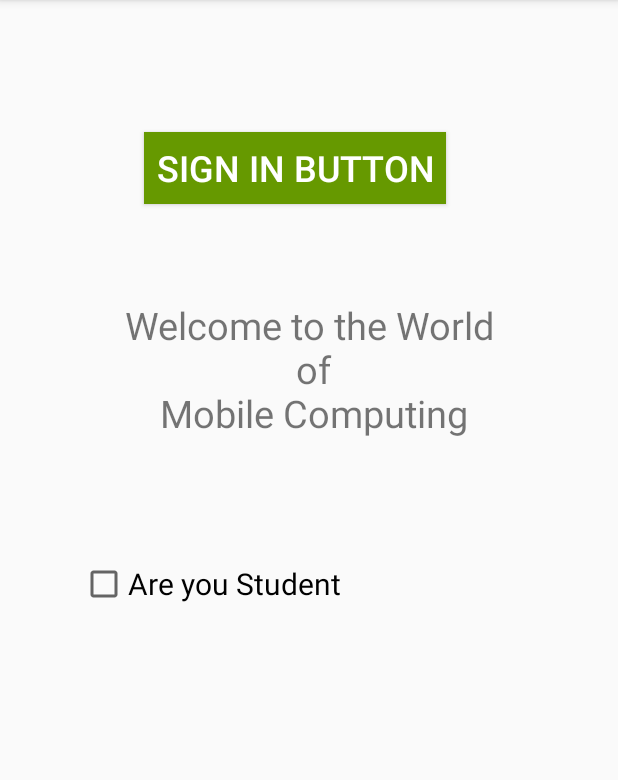
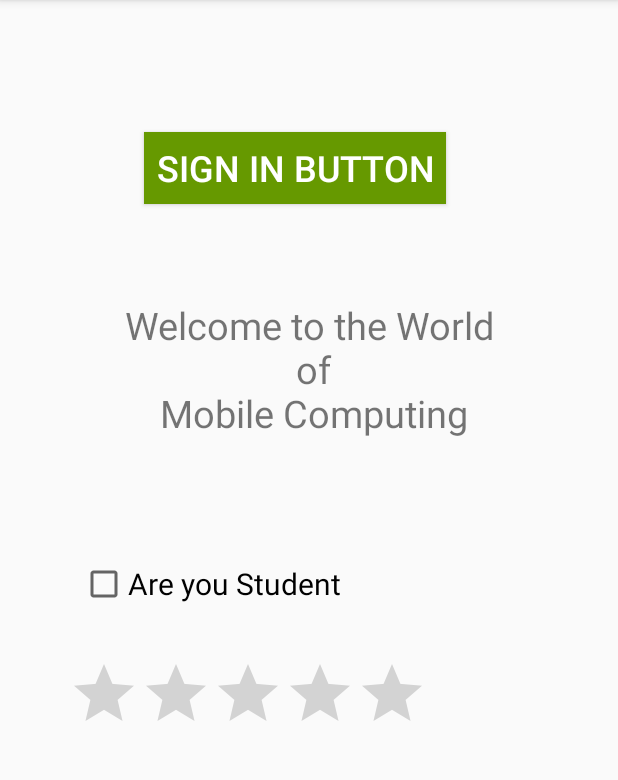
Before and after one commit to MianAnwar/MC_mc_assign_01, an Android app: the screen it shows after launch (MainActivity), on a phone screen of 412 x 824 dp, the part 84-864 px from its top. Run offline under Robolectric (Android 15) with nearby library versions, the phone set to English and light mode, and no system bars.

Commit message:
my fourth widget is built, 'the ratingStar: 4.3-stars'

```diff
--- a/app/src/main/res/layout/activity_main.xml
+++ b/app/src/main/res/layout/activity_main.xml
@@ -51,4 +51,15 @@
         app:layout_constraintTop_toBottomOf="@+id/textView"
         app:layout_constraintVertical_bias="0.182" />
 
+    <RatingBar
+        android:id="@+id/ratingBar"
+        android:layout_width="wrap_content"
+        android:layout_height="wrap_content"
+        app:layout_constraintBottom_toBottomOf="parent"
+        app:layout_constraintEnd_toEndOf="parent"
+        app:layout_constraintHorizontal_bias="0.263"
+        app:layout_constraintStart_toStartOf="parent"
+        app:layout_constraintTop_toBottomOf="@+id/checkBox"
+        app:layout_constraintVertical_bias="0.109" />
+
 </androidx.constraintlayout.widget.ConstraintLayout>
--- a/app/src/main/res/values/colors.xml
+++ b/app/src/main/res/values/colors.xml
@@ -2,5 +2,5 @@
 <resources>
     <color name="colorPrimary">#6200EE</color>
     <color name="colorPrimaryDark">#3700B3</color>
-    <color name="colorAccent">#03DAC5</color>
+    <color name="colorAccent">#23DA03</color>
 </resources>
```
